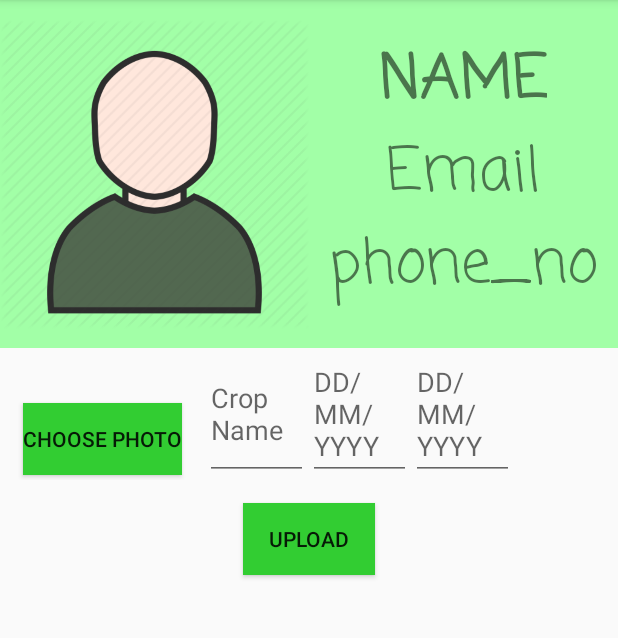
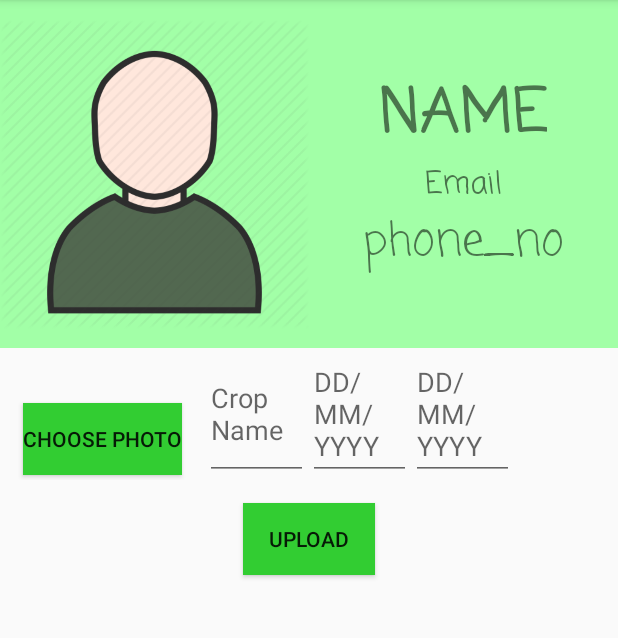
Before and after one commit to jsuyash1514/Productathon, an Android app: the ProfileFragment screen opened through its navigation route, on a phone screen of 412 x 824 dp, the part 84-722 px from its top. Run offline under Robolectric (Android 15) with nearby library versions, the light colour scheme and no system bars; our stand-ins replace Firebase (no records; nobody signed in at launch, a user with empty details on screens opened directly), Picasso; Roboto replaces fonts that are not available here; 5 statements that could not run were skipped.

Commit message:
Retrieve profile

```diff
--- a/app/src/main/java/com/example/android/gharkikheti/ProfileFragment.java
+++ b/app/src/main/java/com/example/android/gharkikheti/ProfileFragment.java
@@ -23,11 +23,13 @@ import android.widget.DatePicker;
 import android.widget.EditText;
 import android.widget.ImageView;
 import android.widget.ProgressBar;
+import android.widget.TextView;
 import android.widget.Toast;
 
 import com.google.android.gms.tasks.OnFailureListener;
 import com.google.android.gms.tasks.OnSuccessListener;
 import com.google.android.gms.tasks.Task;
+import com.google.firebase.auth.FirebaseAuth;
 import com.google.firebase.database.DataSnapshot;
 import com.google.firebase.database.DatabaseError;
 import com.google.firebase.database.DatabaseReference;
@@ -82,6 +84,9 @@ private ArrayList<String> mcropnames=new ArrayList<>();
     private RecyclerView mRecyclerView;
     private List<upload_need> mUploads;
     private static final int PICK_IMAGE_REQUEST = 1;
+    private TextView pname, pemail, pnumber;
+    private FirebaseAuth fauth;
+    private DatabaseReference databaseReference;
     @Override
     public void onCreate(Bundle savedInstanceState) {
         super.onCreate(savedInstanceState);
@@ -108,6 +113,25 @@ private ArrayList<String> mcropnames=new ArrayList<>();
         mupload=view.findViewById(R.id.upload_crop_details);
         mchoose=view.findViewById(R.id.choose_crop_details);
         mImageView=view.findViewById(R.id.image_upload_display);
+        pname = view.findViewById(R.id.profile_name);
+        pemail = view.findViewById(R.id.profile_email_id);
+        pnumber = view.findViewById(R.id.profile_phoneno);
+        fauth = FirebaseAuth.getInstance();
+        databaseReference = FirebaseDatabase.getInstance().getReference();
+        DatabaseReference dref = databaseReference.child(fauth.getCurrentUser().getUid()).child("profile");
+        dref.addListenerForSingleValueEvent(new ValueEventListener() {
+            @Override
+            public void onDataChange(@NonNull DataSnapshot dataSnapshot) {
+                pname.setText(dataSnapshot.child("name").getValue().toString());
+                pemail.setText(dataSnapshot.child("email").getValue().toString());
+                pnumber.setText(dataSnapshot.child("number").getValue().toString());
+            }
+
+            @Override
+            public void onCancelled(@NonNull DatabaseError databaseError) {
+
+            }
+        });
         mStorageRef = FirebaseStorage.getInstance().getReference("uploads");
         mDatabaseRef = FirebaseDatabase.getInstance().getReference("uploads");
         mchoose.setOnClickListener(new View.OnClickListener() {
--- a/app/src/main/res/layout/fragment_profile.xml
+++ b/app/src/main/res/layout/fragment_profile.xml
@@ -32,7 +32,7 @@
             android:orientation="vertical">
 
             <TextView
-                android:id="@+id/Name."
+                android:id="@+id/profile_name"
                 android:layout_width="wrap_content"
                 android:layout_height="wrap_content"
                 android:layout_gravity="center|center_horizontal|center_vertical"
@@ -42,22 +42,22 @@
                 android:textStyle="bold" />
 
             <TextView
-                android:id="@+id/email_id"
+                android:id="@+id/profile_email_id"
                 android:layout_width="wrap_content"
                 android:layout_height="wrap_content"
                 android:layout_gravity="center|center_horizontal|center_vertical"
                 android:fontFamily="casual"
                 android:text="Email"
-                android:textSize="40dp" />
+                android:textSize="20dp" />
 
             <TextView
-                android:id="@+id/phoneno."
+                android:id="@+id/profile_phoneno"
                 android:layout_width="wrap_content"
                 android:layout_height="wrap_content"
                 android:layout_gravity="center|center_horizontal|center_vertical"
                 android:fontFamily="casual"
                 android:text="phone_no"
-                android:textSize="40dp" />
+                android:textSize="30dp" />
 
         </LinearLayout>
     </LinearLayout>
```
Also changed, not shown: app/src/main/java/com/example/android/gharkikheti/FeedFragment.java (+13 -14 lines).
